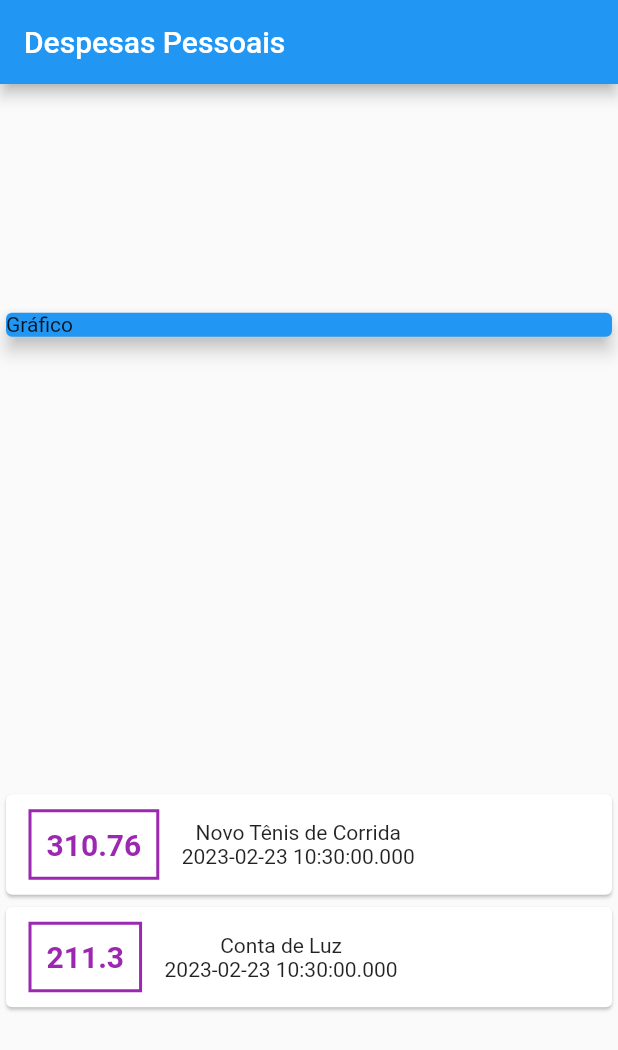
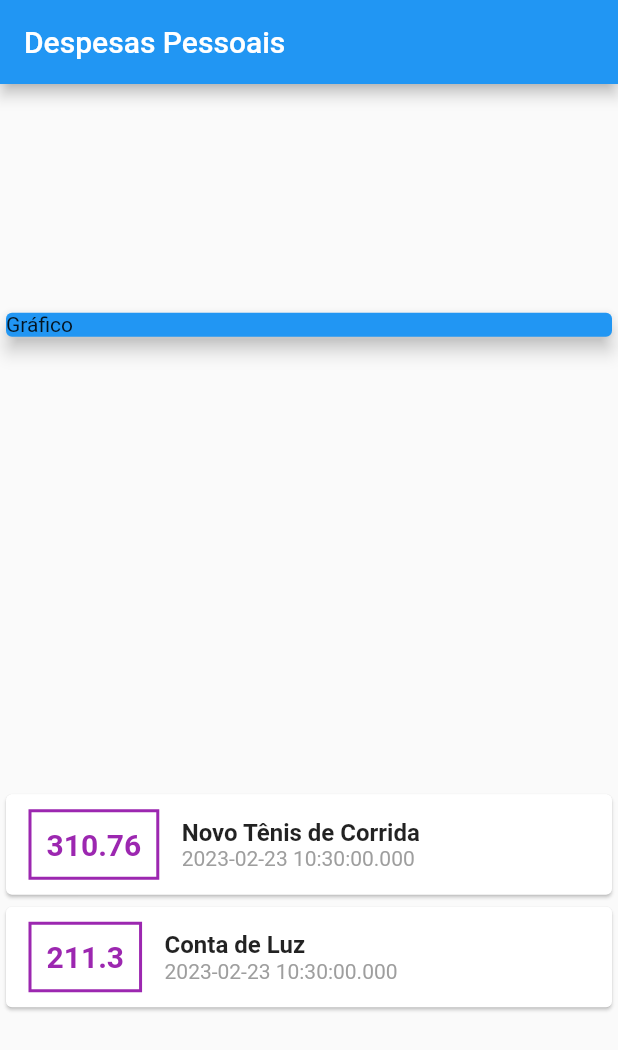
Before and after one commit to mhagnumdw/curso_flutter, a Flutter app: the screen it shows after launch, on a phone screen of 412 x 824 dp. Shown: the top 1050 px of the screen. Run offline on Flutter 3.47's test engine with Material 2 defaults, Android fonts, the phone set to English and light mode, and no system bars.

Commit message:
[expenses] 96. Desafio Estilo Título & Data - Resposta

```diff
--- a/expenses/lib/main.dart
+++ b/expenses/lib/main.dart
@@ -63,11 +63,10 @@ class MyHomePage extends StatelessWidget {
                         vertical: 10,
                       ),
                       decoration: BoxDecoration(
-                        border: Border.all(
-                          color: Colors.purple,
-                          width: 2,
-                        )
-                      ),
+                          border: Border.all(
+                        color: Colors.purple,
+                        width: 2,
+                      )),
                       padding: EdgeInsets.all(10),
                       child: Text(
                         tr.value.toString(),
@@ -79,9 +78,21 @@ class MyHomePage extends StatelessWidget {
                       ),
                     ),
                     Column(
+                      crossAxisAlignment: CrossAxisAlignment.start,
                       children: [
-                        Text(tr.title),
-                        Text(tr.date.toString()),
+                        Text(
+                          tr.title,
+                          style: TextStyle(
+                            fontSize: 16,
+                            fontWeight: FontWeight.bold,
+                          ),
+                        ),
+                        Text(
+                          tr.date.toString(),
+                          style: TextStyle(
+                            color: Colors.grey,
+                          ),
+                        ),
                       ],
                     )
                   ],
```
